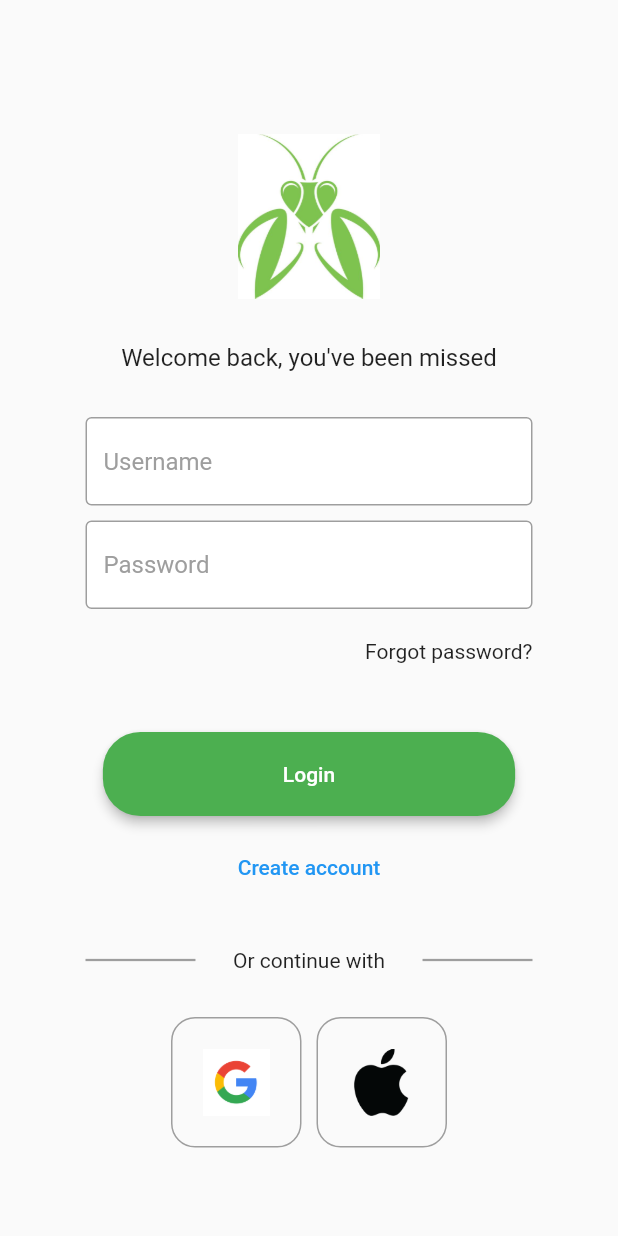
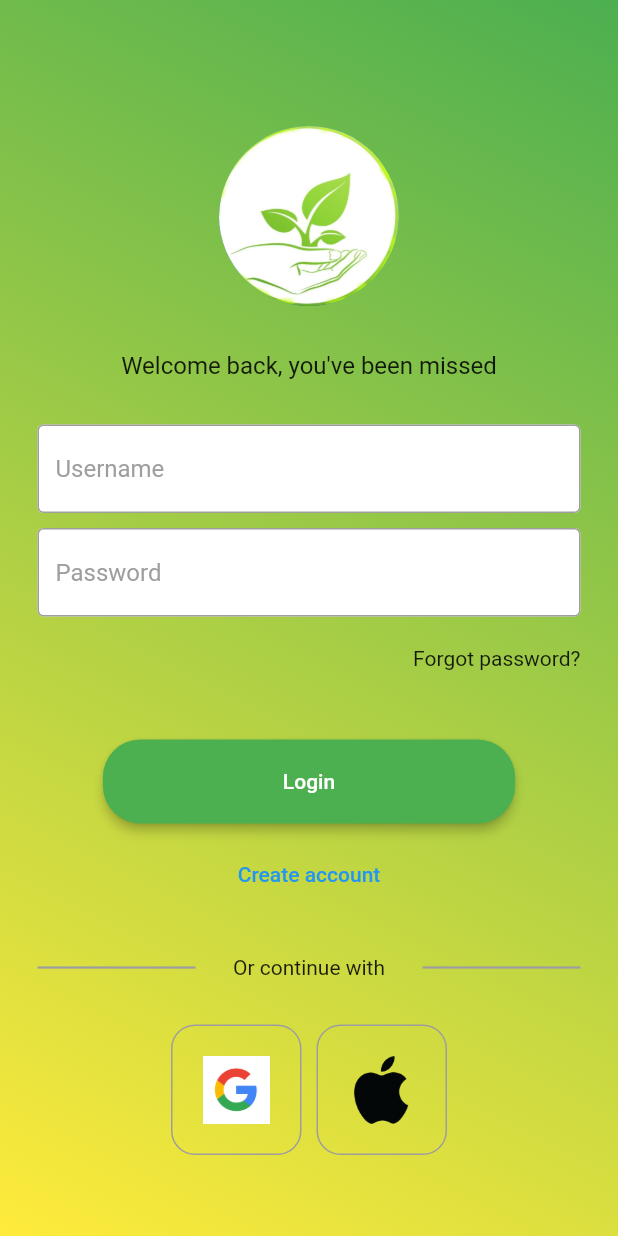
Before and after one commit to Jacek96/AgroRecords, a Flutter app: the screen it shows after launch, on a phone screen of 412 x 824 dp. Run offline on Flutter 3.47's test engine with Material 2 defaults, Android fonts, the phone set to English and light mode, and no system bars; our stand-ins replace cloud_firestore, firebase_auth, firebase_core; accounts and stored records are empty.

Commit message:
Add circle avatar to login page

```diff
--- a/lib/App/login/login_page.dart
+++ b/lib/App/login/login_page.dart
@@ -26,20 +26,32 @@ class _LoginPageState extends State<LoginPage> {
   @override
   build(BuildContext context) {
     return Scaffold(
-      body: SafeArea(
+      body: Container(
+        decoration: const BoxDecoration(
+          gradient: LinearGradient(
+            begin: Alignment.topRight,
+            end: Alignment.bottomLeft,
+            colors: [
+              Colors.green,
+              Colors.yellow,
+            ],
+          ),
+        ),
+        child: SafeArea(
           child: Center(
             child: SingleChildScrollView(
               reverse: true,
-            padding: EdgeInsets.all(32),
+              // padding: EdgeInsets.all(32),
               child: Column(
                 children: [
                   const SizedBox(height: 30),
                   // logo
-                Image.asset(
-                  'lib/images/bug.jpg',
-                  height: 110,
+                  const CircleAvatar(
+                    backgroundImage: AssetImage(
+                      'lib/images/logo.jpg',
                     ),
-
+                    radius: 60,
+                  ),
                   const SizedBox(height: 30),
 
                   // Welcome back, you've been missed
@@ -47,7 +59,7 @@ class _LoginPageState extends State<LoginPage> {
                     isCreatingAccount == true
                         ? 'Create a new account'
                         : 'Welcome back, you\'ve been missed',
-                  style: TextStyle(fontSize: 16),
+                    style: const TextStyle(fontSize: 16),
                   ),
 
                   const SizedBox(height: 30),
@@ -117,7 +129,8 @@ class _LoginPageState extends State<LoginPage> {
                         }
                       } else {
                         try {
-                        await FirebaseAuth.instance.signInWithEmailAndPassword(
+                          await FirebaseAuth.instance
+                              .signInWithEmailAndPassword(
                                   email: widget.usernameController.text,
                                   password: widget.passwordController.text);
                         } catch (error) {
@@ -129,7 +142,8 @@ class _LoginPageState extends State<LoginPage> {
                         }
                       }
                     },
-                  child: Text(isCreatingAccount == true ? 'Sign In' : 'Login'),
+                    child:
+                        Text(isCreatingAccount == true ? 'Sign In' : 'Login'),
                   ),
                   // MyButton(
                   //   onTap: signUserIn,
@@ -204,6 +218,7 @@ class _LoginPageState extends State<LoginPage> {
             ),
           ),
         ),
+      ),
     );
   }
 }
--- a/pubspec.yaml
+++ b/pubspec.yaml
@@ -64,7 +64,7 @@ flutter:
     - "lib/images/google.png"
     - "lib/images/apple.png"
     - "lib/images/bug.jpg"
-
+    - "lib/images/logo.jpg"
   # An image asset can refer to one or more resolution-specific "variants", see
   # https://flutter.dev/assets-and-images/#resolution-aware
 
```
Also changed, not shown: images/logo.jpg (added), lib/images/logo.jpg (added). Lines whose indentation alone changed are shown as unchanged.
